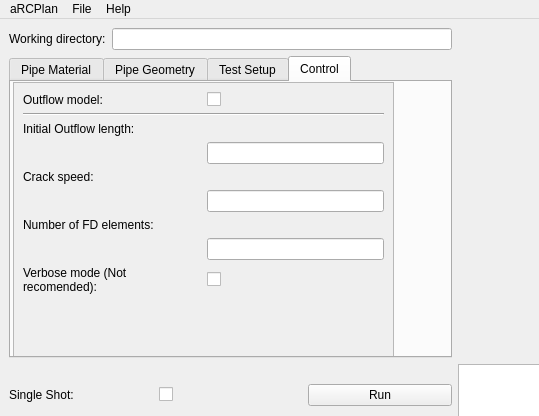
Old version of the form Source/guimain.ui in the repository FraserEdwards/aRCPlanQt; both pictures show x 0 to 539 and y 0 to 416 of the 1403 by 697 pixel window.
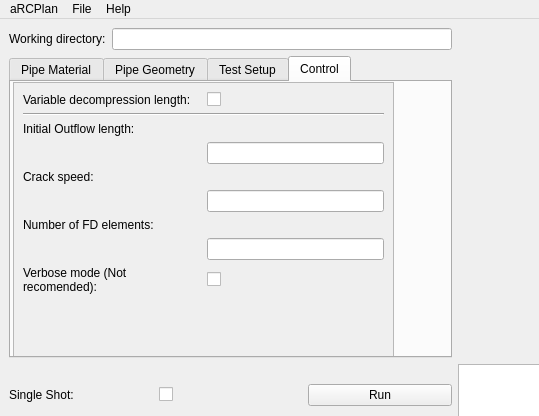
New version of the form. Custom widgets are drawn as their Qt base class.

Commit message: Changed label in guimain

Diff of the .ui file:
```diff
--- a/Source/guimain.ui
+++ b/Source/guimain.ui
@@ -768,7 +768,7 @@
            <x>0</x>
            <y>0</y>
            <width>379</width>
-           <height>311</height>
+           <height>327</height>
           </rect>
          </property>
          <layout class="QVBoxLayout" name="verticalLayout">
@@ -816,7 +816,10 @@
             <item row="0" column="0">
              <widget class="QLabel" name="label_14">
               <property name="text">
-               <string>Outflow model:</string>
+               <string>Variable decompression length:</string>
+              </property>
+              <property name="wordWrap">
+               <bool>true</bool>
               </property>
              </widget>
             </item>
```
Left out of the diff: 4 changed lines with no effect on the pictures. The commit also changes 1 other file.
